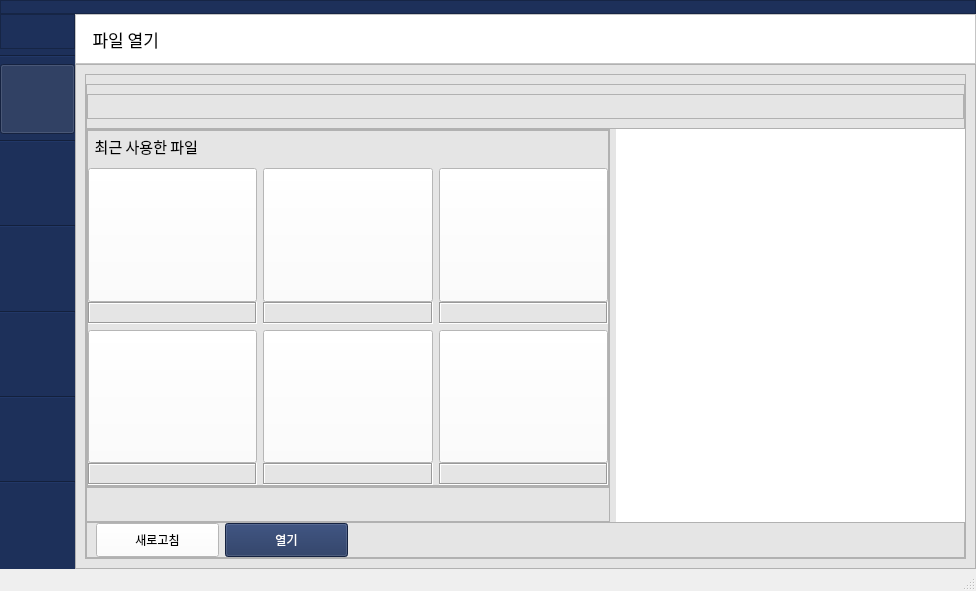
Above: BookTable_ver2_0/main_renewal.ui from JeongsolKim/DJIVF before the change. Below: the same form after it.
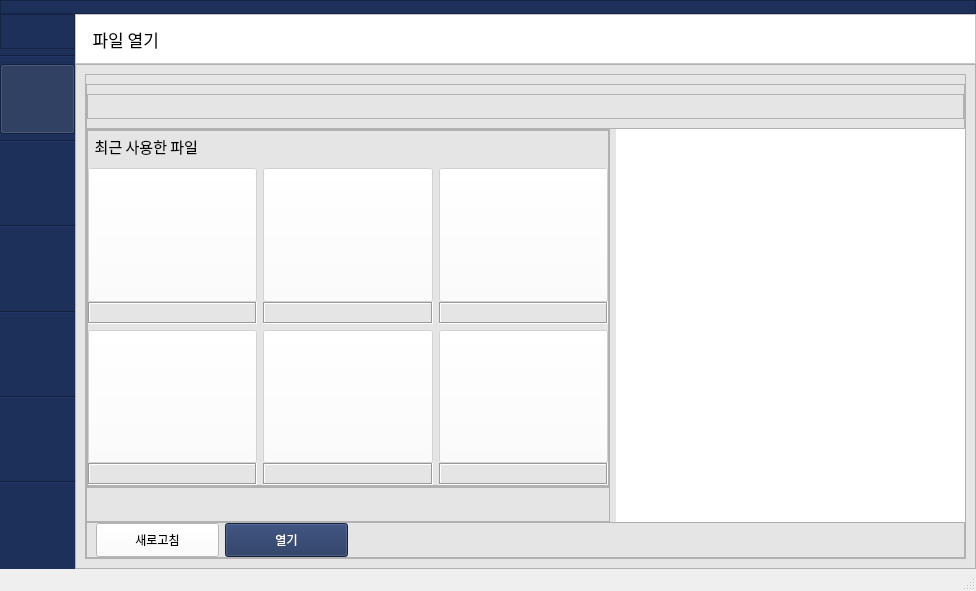
That is the form after the change. The open tabs and pages were chosen to show the change.

Patch:
```diff
--- a/BookTable_ver2_0/main_renewal.ui
+++ b/BookTable_ver2_0/main_renewal.ui
@@ -31,7 +31,7 @@
      <number>0</number>
     </property>
     <item row="1" column="1">
-     <layout class="QGridLayout" name="gridLayout" columnstretch="0,0">
+     <layout class="QGridLayout" name="gridLayout" columnstretch="0">
       <property name="spacing">
        <number>5</number>
       </property>
@@ -2177,6 +2177,9 @@
                         </property>
                         <item row="0" column="0">
                          <widget class="QPushButton" name="recent_file6">
+                          <property name="enabled">
+                           <bool>false</bool>
+                          </property>
                           <property name="sizePolicy">
                            <sizepolicy hsizetype="Expanding" vsizetype="Expanding">
                             <horstretch>0</horstretch>
@@ -2219,6 +2222,9 @@
                         </property>
                         <item row="0" column="0">
                          <widget class="QPushButton" name="recent_file5">
+                          <property name="enabled">
+                           <bool>false</bool>
+                          </property>
                           <property name="sizePolicy">
                            <sizepolicy hsizetype="Expanding" vsizetype="Expanding">
                             <horstretch>0</horstretch>
@@ -2261,6 +2267,9 @@
                         </property>
                         <item row="0" column="0">
                          <widget class="QPushButton" name="recent_file4">
+                          <property name="enabled">
+                           <bool>false</bool>
+                          </property>
                           <property name="sizePolicy">
                            <sizepolicy hsizetype="Expanding" vsizetype="Expanding">
                             <horstretch>0</horstretch>
@@ -2309,6 +2318,9 @@
                         </property>
                         <item row="0" column="0">
                          <widget class="QPushButton" name="recent_file1">
+                          <property name="enabled">
+                           <bool>false</bool>
+                          </property>
                           <property name="sizePolicy">
                            <sizepolicy hsizetype="Expanding" vsizetype="Expanding">
                             <horstretch>0</horstretch>
@@ -2354,6 +2366,9 @@
                         </property>
                         <item row="0" column="0">
                          <widget class="QPushButton" name="recent_file2">
+                          <property name="enabled">
+                           <bool>false</bool>
+                          </property>
                           <property name="sizePolicy">
                            <sizepolicy hsizetype="Expanding" vsizetype="Expanding">
                             <horstretch>0</horstretch>
@@ -2393,6 +2408,9 @@
                         </property>
                         <item row="0" column="0">
                          <widget class="QPushButton" name="recent_file3">
+                          <property name="enabled">
+                           <bool>false</bool>
+                          </property>
                           <property name="sizePolicy">
                            <sizepolicy hsizetype="Expanding" vsizetype="Expanding">
                             <horstretch>0</horstretch>
```
Left out of the diff: 28 changed lines with no effect on the pictures.
